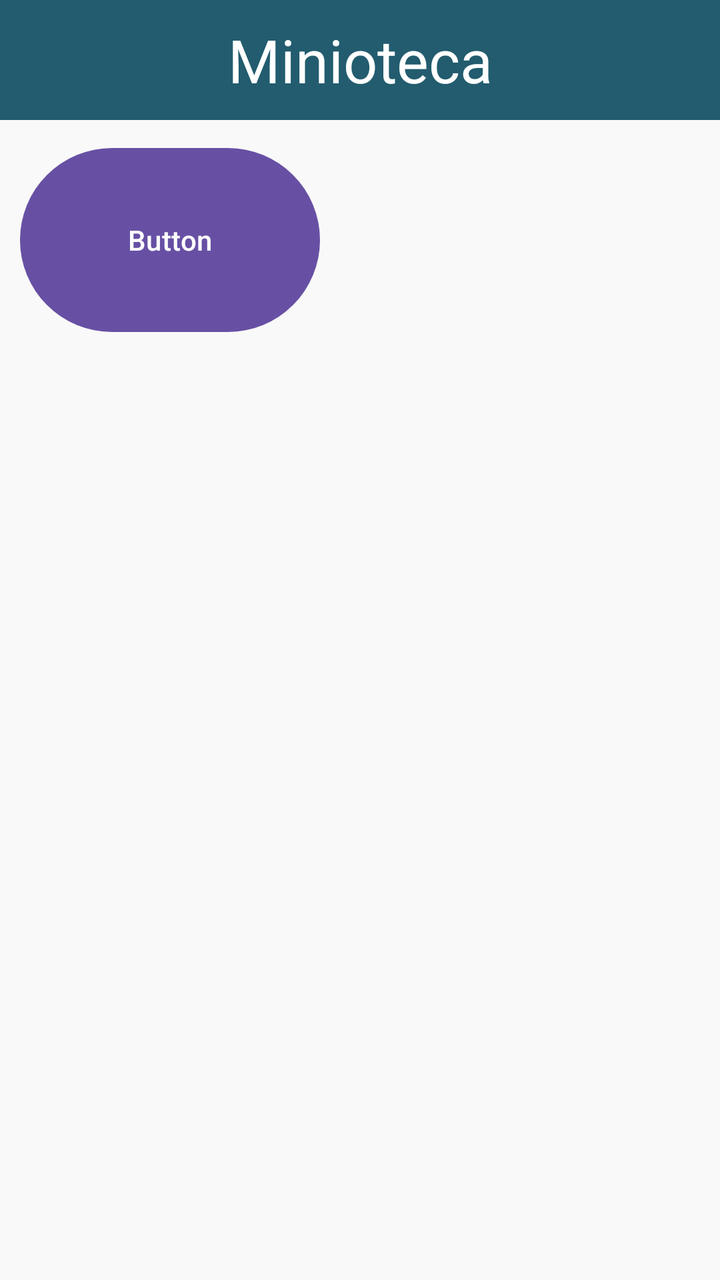
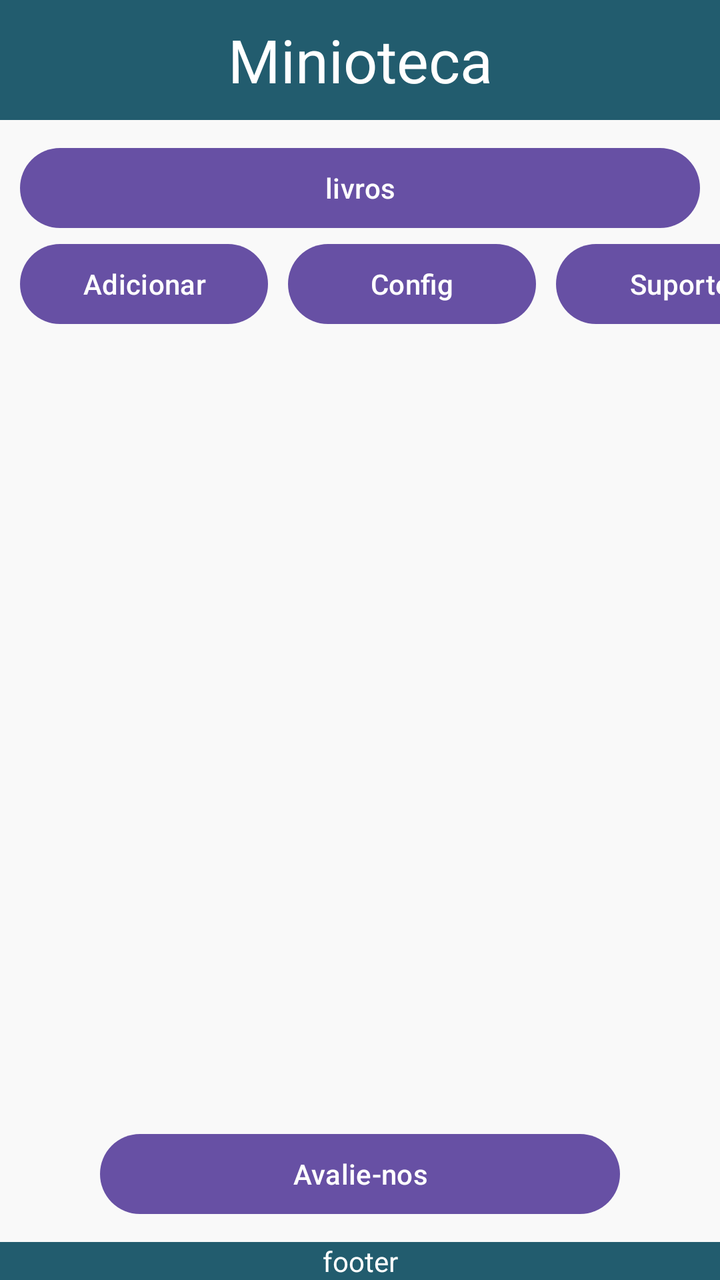

Compare the two renders of this Android layout. The source of the first and the diff that turns it into the second are given below.
<!-- AndroidManifest.xml: application theme Theme.BibliotecaVirtual -->
<!-- res/layout/activity_main.xml -->
<?xml version="1.0" encoding="utf-8"?>
<androidx.constraintlayout.widget.ConstraintLayout xmlns:android="http://schemas.android.com/apk/res/android"
    xmlns:tools="http://schemas.android.com/tools"
    android:layout_width="match_parent"
    android:layout_height="match_parent"
    xmlns:app="http://schemas.android.com/apk/res-auto"
    android:orientation="vertical"
    android:background="#F9F9F9"
    android:padding="0dp"
    tools:context="MainActivity">
    <include layout="@layout/header"
        android:id="@+id/header"/>

    <Button
        android:id="@+id/button"
        android:layout_width="150dp"
        android:layout_height="100dp"
        android:layout_marginStart="10dp"
        android:layout_marginTop="10dp"
        android:text="Button"
        app:layout_constraintStart_toStartOf="parent"
        app:layout_constraintTop_toBottomOf="@id/header"/>
</androidx.constraintlayout.widget.ConstraintLayout>
<!-- res/layout/header.xml (included above) -->
<?xml version="1.0" encoding="utf-8"?>
<androidx.constraintlayout.widget.ConstraintLayout xmlns:android="http://schemas.android.com/apk/res/android"
    android:layout_width="match_parent"
    android:layout_height="60dp"
    android:padding="0dp"
    android:layout_margin="0dp"
    android:background="#225C6E">
    <TextView
        android:layout_width="match_parent"
        android:layout_height="match_parent"
        android:gravity="center"
        android:text="Minioteca"
        android:textColor="@color/white"
        android:textSize="30dp"/>

</androidx.constraintlayout.widget.ConstraintLayout>
<!-- resources referenced by this layout -->
<resources>
  <color name="white">#FFFFFFFF</color>
  <style name="Theme.BibliotecaVirtual" parent="Base.Theme.BibliotecaVirtual" />
  <style name="Base.Theme.BibliotecaVirtual" parent="Theme.Material3.DayNight.NoActionBar">
          
          
      </style>
</resources>

<!-- the commit's change to res/layout/activity_main.xml (unified diff, before → after) -->
@@ -7,34 +7,71 @@
     android:orientation="vertical"
     android:background="#F9F9F9"
     android:padding="0dp"
-    tools:context="MainActivity">
-    <include layout="@layout/header"
-        android:id="@+id/header"/>
-
-    <Button
-        android:id="@+id/button"
-        android:layout_width="150dp"
-        android:layout_height="100dp"
-        android:layout_marginStart="10dp"
-        android:layout_marginTop="10dp"
-        android:text="Button"
-        app:layout_constraintStart_toStartOf="parent"
-        app:layout_constraintTop_toBottomOf="@id/header"/>
-</androidx.constraintlayout.widget.ConstraintLayout>
-<!-- res/layout/header.xml (included above) -->
-<?xml version="1.0" encoding="utf-8"?>
-<androidx.constraintlayout.widget.ConstraintLayout xmlns:android="http://schemas.android.com/apk/res/android"
-    android:layout_width="match_parent"
-    android:layout_height="60dp"
-    android:padding="0dp"
-    android:layout_margin="0dp"
-    android:background="#225C6E">
+    tools:context=".ui.MainActivity">
     <TextView
+        android:id="@+id/header"
         android:layout_width="match_parent"
-        android:layout_height="match_parent"
+        android:layout_height="60dp"
+        android:padding="0dp"
+        android:layout_margin="0dp"
+        android:background="#225C6E"
         android:gravity="center"
         android:text="Minioteca"
         android:textColor="@color/white"
-        android:textSize="30dp"/>
-
+        android:textSize="30dp"
+        app:layout_constraintEnd_toStartOf="parent"
+        app:layout_constraintTop_toTopOf="parent"/>
+    <Button
+        android:id="@+id/btnLivros"
+        android:layout_width="match_parent"
+        android:layout_height="wrap_content"
+        android:layout_marginHorizontal="10dp"
+        android:layout_marginTop="10dp"
+        android:text="livros"
+        app:layout_constraintStart_toStartOf="parent"
+        app:layout_constraintTop_toBottomOf="@id/header"/>
+    <Button
+        android:id="@+id/btnAdicionar"
+        android:layout_width="124dp"
+        android:layout_height="wrap_content"
+        android:layout_marginHorizontal="10dp"
+        android:text="Adicionar"
+        app:layout_constraintStart_toStartOf="parent"
+        app:layout_constraintTop_toBottomOf="@id/btnLivros"/>
+    <Button
+        android:id="@+id/btnConfig"
+        android:layout_width="124dp"
+        android:layout_height="wrap_content"
+        android:layout_marginHorizontal="10dp"
+        android:text="Config"
+        app:layout_constraintStart_toEndOf="@id/btnAdicionar"
+        app:layout_constraintTop_toBottomOf="@id/btnLivros"/>
+    <Button
+        android:id="@+id/btnSuporte"
+        android:layout_width="124dp"
+        android:layout_height="wrap_content"
+        android:layout_marginHorizontal="10dp"
+        android:text="Suporte"
+        app:layout_constraintStart_toEndOf="@id/btnConfig"
+        app:layout_constraintTop_toBottomOf="@id/btnLivros"/>
+    <Button
+        android:id="@+id/btnAvaliar"
+        android:layout_width="match_parent"
+        android:layout_height="wrap_content"
+        android:layout_marginHorizontal="50dp"
+        android:layout_marginBottom="10dp"
+        android:text="Avalie-nos"
+        app:layout_constraintStart_toStartOf="parent"
+        app:layout_constraintBottom_toTopOf="@+id/footer"/>
+    <TextView
+        android:id="@+id/footer"
+        android:layout_width="match_parent"
+        android:layout_height="wrap_content"
+        android:background="#225C6E"
+        android:textColor="@color/white"
+        android:text="footer"
+        android:gravity="center"
+        app:layout_constraintStart_toStartOf="parent"
+        app:layout_constraintEnd_toEndOf="parent"
+        app:layout_constraintBottom_toBottomOf="parent"/>
 </androidx.constraintlayout.widget.ConstraintLayout>
